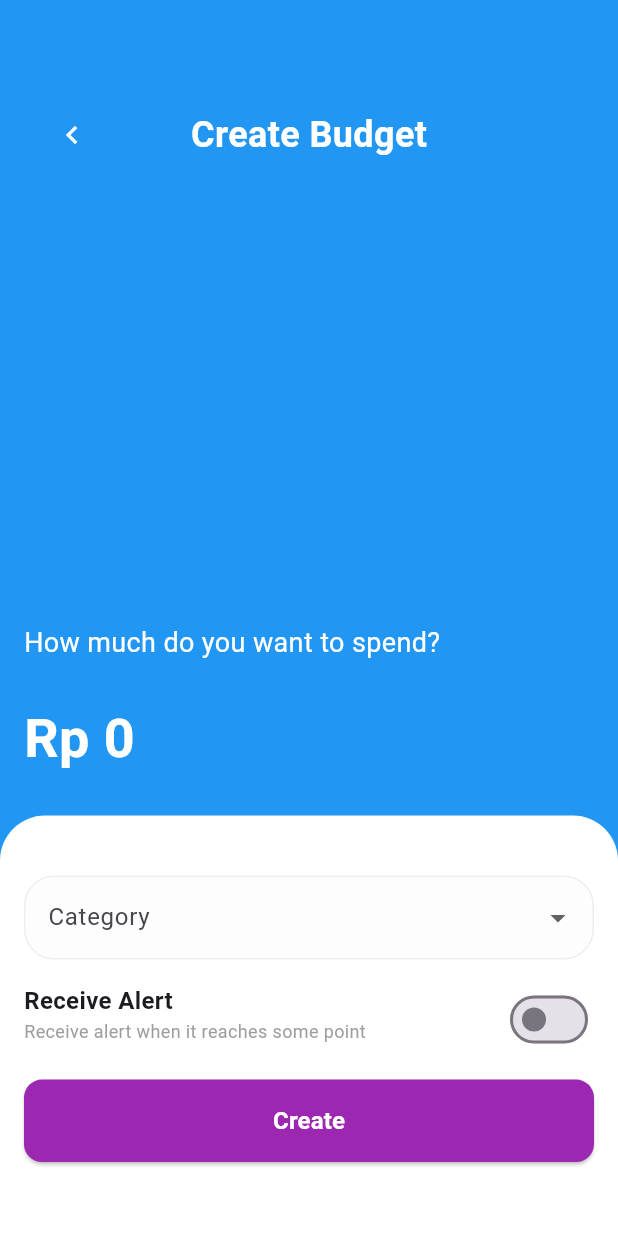
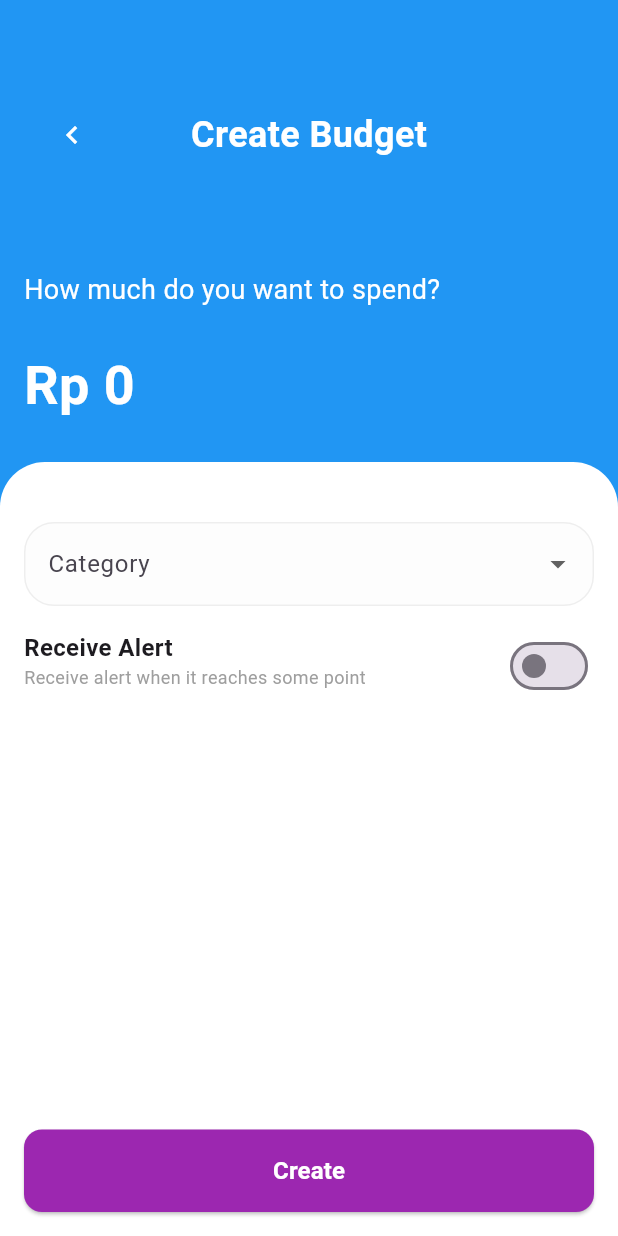
Before and after one commit to georgewin18/ProjectMobile-app, a Flutter app: the CreateBudgetPage screen opened directly with empty values, on a phone screen of 412 x 824 dp. Run offline on Flutter 3.47's test engine with Material 3 defaults, Android fonts, the phone set to English and light mode, and no system bars; our stand-ins replace app_links, fl_chart, flutter_dotenv, fluttertoast, supabase_flutter; accounts and stored records are empty.

Commit message:
fix spacing error

```diff
--- a/lib/pages/create_budget_page.dart
+++ b/lib/pages/create_budget_page.dart
@@ -37,10 +37,6 @@ class _CreateBudgetPageState extends State<CreateBudgetPage> {
   Widget build(BuildContext context) {
     bool amountEdited = false;
 
-    final isKeyboardVisible = MediaQuery.of(context).viewInsets.bottom > 0;
-    final initialHeight = MediaQuery.of(context).size.height * 0.28;
-    double topSpaceHeight = _toggleActive ? initialHeight : initialHeight + 37;
-
     return Scaffold(
       backgroundColor: Colors.blue,
 
@@ -50,11 +46,7 @@ class _CreateBudgetPageState extends State<CreateBudgetPage> {
 
           _appbar(),
 
-          AnimatedContainer(
-            duration: Duration(milliseconds: 300),
-            curve: Curves.easeInOut,
-            height: isKeyboardVisible ? topSpaceHeight - 240 : topSpaceHeight,
-          ),
+          SizedBox(height: 32),
 
           Padding(
             padding: EdgeInsets.symmetric(vertical: 16, horizontal: 16),
@@ -233,7 +225,7 @@ class _CreateBudgetPageState extends State<CreateBudgetPage> {
                       ),
                     ),
 
-                  SizedBox(height: 16),
+                  Spacer(),
 
                   SizedBox(
                     width: double.infinity,
```
